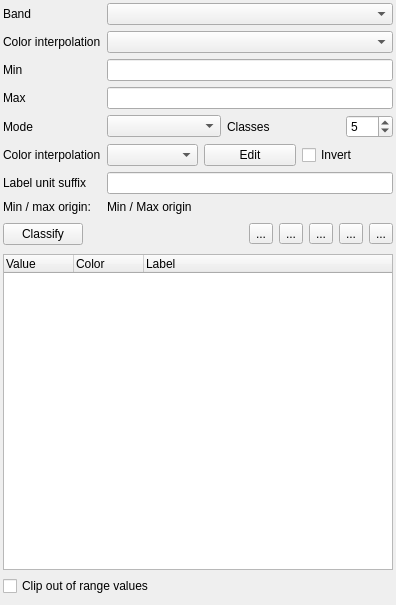
This is src/ui/qgssinglebandpseudocolorrendererwidgetbase.ui in qgis/QGIS as Qt 5 draws it before an edit. The edited form follows.
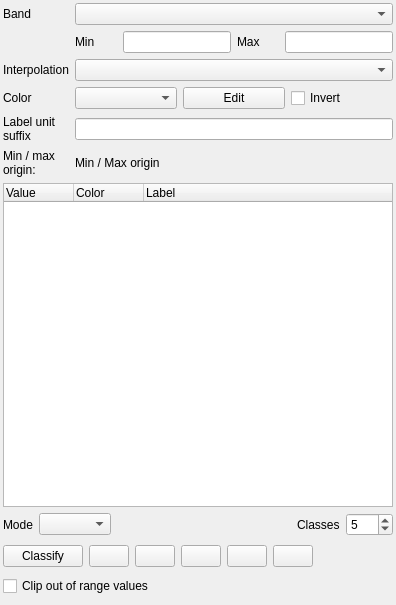
This is the edited form. Icons and pictures are not drawn. Custom widgets are drawn as their Qt base class.

Commit message: [styledock] improve UI layout of raster renderers

```diff
--- a/src/ui/qgssinglebandpseudocolorrendererwidgetbase.ui
+++ b/src/ui/qgssinglebandpseudocolorrendererwidgetbase.ui
@@ -26,7 +26,7 @@
    <property name="bottomMargin">
     <number>3</number>
    </property>
-   <item row="5" column="1">
+   <item row="3" column="1" colspan="4">
     <layout class="QHBoxLayout" name="horizontalLayout_2">
      <item>
       <widget class="QgsColorRampComboBox" name="mColorRampComboBox"/>
@@ -47,24 +47,30 @@
      </item>
     </layout>
    </item>
-   <item row="5" column="0">
+   <item row="3" column="0">
     <widget class="QLabel" name="mColorInterpolationLabel_2">
      <property name="text">
-      <string>Color interpolation</string>
+      <string>Color</string>
      </property>
     </widget>
    </item>
-   <item row="3" column="1">
+   <item row="1" column="4">
     <widget class="QLineEdit" name="mMaxLineEdit"/>
    </item>
-   <item row="2" column="0">
+   <item row="1" column="1">
     <widget class="QLabel" name="mMinLabel">
+       <property name="sizePolicy">
+        <sizepolicy hsizetype="MinimumExpanding" vsizetype="Fixed">
+         <horstretch>0</horstretch>
+         <verstretch>0</verstretch>
+        </sizepolicy>
+       </property>
      <property name="text">
       <string>Min</string>
      </property>
     </widget>
    </item>
-   <item row="1" column="1">
+   <item row="2" column="1" colspan="4">
     <widget class="QComboBox" name="mColorInterpolationComboBox"/>
    </item>
    <item row="0" column="0">
@@ -74,24 +80,30 @@
      </property>
     </widget>
    </item>
-   <item row="0" column="1">
+   <item row="0" column="1" colspan="4">
     <widget class="QComboBox" name="mBandComboBox"/>
    </item>
-   <item row="3" column="0">
+   <item row="1" column="3">
     <widget class="QLabel" name="mMaxLabel">
+       <property name="sizePolicy">
+        <sizepolicy hsizetype="MinimumExpanding" vsizetype="Fixed">
+         <horstretch>0</horstretch>
+         <verstretch>0</verstretch>
+        </sizepolicy>
+       </property>
      <property name="text">
       <string>Max</string>
      </property>
     </widget>
    </item>
-   <item row="1" column="0">
+   <item row="2" column="0">
     <widget class="QLabel" name="mColorInterpolationLabel">
      <property name="text">
-      <string>Color interpolation</string>
+      <string>Interpolation</string>
      </property>
     </widget>
    </item>
-   <item row="8" column="0" colspan="2">
+   <item row="8" column="0" colspan="5">
     <layout class="QHBoxLayout" name="horizontalLayout_3">
      <item>
       <widget class="QPushButton" name="mClassifyButton">
@@ -101,26 +113,10 @@
       </widget>
      </item>
      <item>
-      <spacer name="horizontalSpacer">
-       <property name="orientation">
-        <enum>Qt::Horizontal</enum>
-       </property>
-       <property name="sizeHint" stdset="0">
-        <size>
-         <width>48</width>
-         <height>28</height>
-        </size>
-       </property>
-      </spacer>
-     </item>
-     <item>
-      <widget class="QToolButton" name="mAddEntryButton">
+      <widget class="QPushButton" name="mAddEntryButton">
        <property name="toolTip">
         <string>Add values manually</string>
        </property>
-       <property name="text">
-        <string>...</string>
-       </property>
        <property name="icon">
         <iconset resource="../../images/images.qrc">
          <normaloff>:/images/themes/default/symbologyAdd.svg</normaloff>:/images/themes/default/symbologyAdd.svg</iconset>
@@ -128,13 +124,10 @@
       </widget>
      </item>
      <item>
-      <widget class="QToolButton" name="mDeleteEntryButton">
+      <widget class="QPushButton" name="mDeleteEntryButton">
        <property name="toolTip">
         <string>Remove selected row</string>
        </property>
-       <property name="text">
-        <string>...</string>
-       </property>
        <property name="icon">
         <iconset resource="../../images/images.qrc">
          <normaloff>:/images/themes/default/symbologyRemove.svg</normaloff>:/images/themes/default/symbologyRemove.svg</iconset>
@@ -142,13 +135,10 @@
       </widget>
      </item>
      <item>
-      <widget class="QToolButton" name="mLoadFromBandButton">
+      <widget class="QPushButton" name="mLoadFromBandButton">
        <property name="toolTip">
         <string>Load color map from band</string>
        </property>
-       <property name="text">
-        <string>...</string>
-       </property>
        <property name="icon">
         <iconset resource="../../images/images.qrc">
          <normaloff>:/images/themes/default/mActionDraw.svg</normaloff>:/images/themes/default/mActionDraw.svg</iconset>
@@ -156,13 +146,10 @@
       </widget>
      </item>
      <item>
-      <widget class="QToolButton" name="mLoadFromFileButton">
+      <widget class="QPushButton" name="mLoadFromFileButton">
        <property name="toolTip">
         <string>Load color map from file</string>
        </property>
-       <property name="text">
-        <string>...</string>
-       </property>
        <property name="icon">
         <iconset resource="../../images/images.qrc">
          <normaloff>:/images/themes/default/mActionFileOpen.svg</normaloff>:/images/themes/default/mActionFileOpen.svg</iconset>
@@ -170,26 +157,90 @@
       </widget>
      </item>
      <item>
-      <widget class="QToolButton" name="mExportToFileButton">
+      <widget class="QPushButton" name="mExportToFileButton">
        <property name="toolTip">
         <string>Export color map to file</string>
        </property>
-       <property name="text">
-        <string>...</string>
-       </property>
        <property name="icon">
         <iconset resource="../../images/images.qrc">
          <normaloff>:/images/themes/default/mActionFileSaveAs.svg</normaloff>:/images/themes/default/mActionFileSaveAs.svg</iconset>
        </property>
       </widget>
      </item>
+     <item>
+      <spacer name="horizontalSpacer">
+       <property name="orientation">
+        <enum>Qt::Horizontal</enum>
+       </property>
+       <property name="sizeHint" stdset="0">
+        <size>
+         <width>48</width>
+         <height>28</height>
+        </size>
+       </property>
+      </spacer>
+     </item>
     </layout>
    </item>
-   <item row="4" column="1">
-    <layout class="QHBoxLayout" name="horizontalLayout">
+   <item row="5" column="0">
+    <widget class="QLabel" name="label_2">
+     <property name="text">
+      <string>Min / max 
+origin:</string>
+     </property>
+    </widget>
+   </item>
+   <item row="5" column="1" colspan="4">
+    <widget class="QLabel" name="mMinMaxOriginLabel">
+     <property name="sizePolicy">
+      <sizepolicy hsizetype="Expanding" vsizetype="Preferred">
+       <horstretch>0</horstretch>
+       <verstretch>0</verstretch>
+      </sizepolicy>
+     </property>
+     <property name="text">
+      <string>Min / Max origin</string>
+     </property>
+    </widget>
+   </item>
+   <item row="9" column="0" colspan="5">
+    <widget class="QCheckBox" name="mClipCheckBox">
+     <property name="toolTip">
+      <string>If checked, any pixels with a value out of range will not be rendered</string>
+     </property>
+     <property name="text">
+      <string>Clip out of range values</string>
+     </property>
+    </widget>
+   </item>
+   <item row="1" column="2">
+    <widget class="QLineEdit" name="mMinLineEdit"/>
+   </item>
+   <item row="7" column="0" colspan="5">
+    <layout class="QHBoxLayout" name="horizontalLayout_5">
+     <item>
+      <widget class="QLabel" name="mClassificationModeLabel">
+       <property name="text">
+        <string>Mode</string>
+       </property>
+      </widget>
+     </item>
      <item>
       <widget class="QComboBox" name="mClassificationModeComboBox"/>
      </item>
+     <item>
+      <spacer name="horizontalSpacer_4">
+       <property name="orientation">
+        <enum>Qt::Horizontal</enum>
+       </property>
+       <property name="sizeHint" stdset="0">
+        <size>
+         <width>40</width>
+         <height>20</height>
+        </size>
+       </property>
+      </spacer>
+     </item>
      <item>
       <widget class="QLabel" name="mNumberOfEntriesLabel">
        <property name="text">
@@ -218,57 +269,10 @@
      </item>
     </layout>
    </item>
-   <item row="7" column="0">
-    <layout class="QGridLayout" name="gridLayout_3">
-     <property name="verticalSpacing">
-      <number>6</number>
-     </property>
-     <item row="0" column="0" colspan="2">
-      <widget class="QLabel" name="label_2">
-       <property name="text">
-        <string>Min / max origin:</string>
-       </property>
-      </widget>
-     </item>
-    </layout>
-   </item>
-   <item row="7" column="1">
-    <widget class="QLabel" name="mMinMaxOriginLabel">
-     <property name="sizePolicy">
-      <sizepolicy hsizetype="Expanding" vsizetype="Preferred">
-       <horstretch>0</horstretch>
-       <verstretch>0</verstretch>
-      </sizepolicy>
-     </property>
-     <property name="text">
-      <string>Min / Max origin</string>
-     </property>
-    </widget>
-   </item>
-   <item row="10" column="0" colspan="2">
-    <widget class="QCheckBox" name="mClipCheckBox">
-     <property name="toolTip">
-      <string>If checked, any pixels with a value out of range will not be rendered</string>
-     </property>
-     <property name="text">
-      <string>Clip out of range values</string>
-     </property>
-    </widget>
-   </item>
-   <item row="2" column="1">
-    <widget class="QLineEdit" name="mMinLineEdit"/>
-   </item>
-   <item row="4" column="0">
-    <widget class="QLabel" name="mClassificationModeLabel">
-     <property name="text">
-      <string>Mode</string>
-     </property>
-    </widget>
-   </item>
-   <item row="11" column="0" colspan="2">
+   <item row="11" column="0" colspan="5">
     <widget class="QWidget" name="mMinMaxContainerWidget" native="true"/>
    </item>
-   <item row="9" column="0" colspan="2">
+   <item row="6" column="0" colspan="5">
     <widget class="QTreeWidget" name="mColormapTreeWidget">
      <property name="sizePolicy">
       <sizepolicy hsizetype="Expanding" vsizetype="Expanding">
@@ -308,17 +312,18 @@
      </column>
     </widget>
    </item>
-   <item row="6" column="1">
+   <item row="4" column="1" colspan="4">
     <widget class="QLineEdit" name="mUnitLineEdit">
      <property name="toolTip">
       <string>Unit suffix</string>
      </property>
     </widget>
    </item>
-   <item row="6" column="0">
+   <item row="4" column="0">
     <widget class="QLabel" name="mUnitLabel">
      <property name="text">
-      <string>Label unit suffix</string>
+      <string>Label unit
+suffix</string>
      </property>
     </widget>
    </item>
```
The commit also changes 3 other files.
